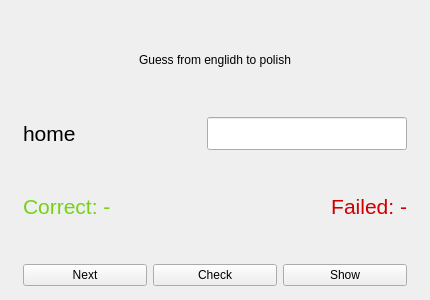
Squaess/Programming, file Mobile/L7Z1/mainwindow.ui: the form before one commit.
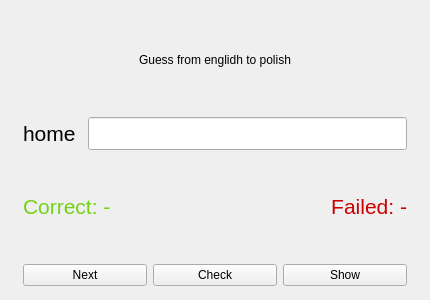
The form after the commit.

```diff
--- a/Mobile/L7Z1/mainwindow.ui
+++ b/Mobile/L7Z1/mainwindow.ui
@@ -61,7 +61,7 @@
          <widget class="QLineEdit" name="lineEdit">
           <property name="maximumSize">
            <size>
-            <width>200</width>
+            <width>500</width>
             <height>16777215</height>
            </size>
           </property>
```
